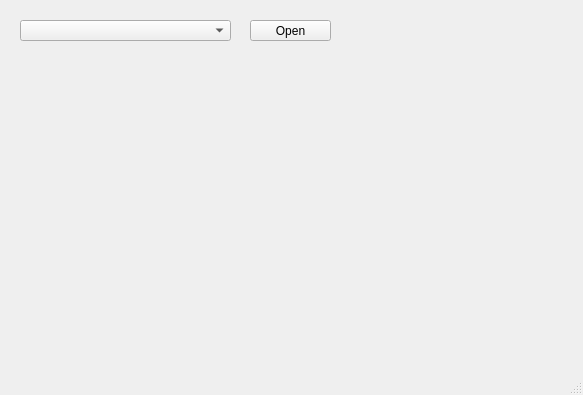
The window that Src/mainwindow.ui (DaLinYYY/MyQtWork) describes before a commit, drawn with Qt 5.
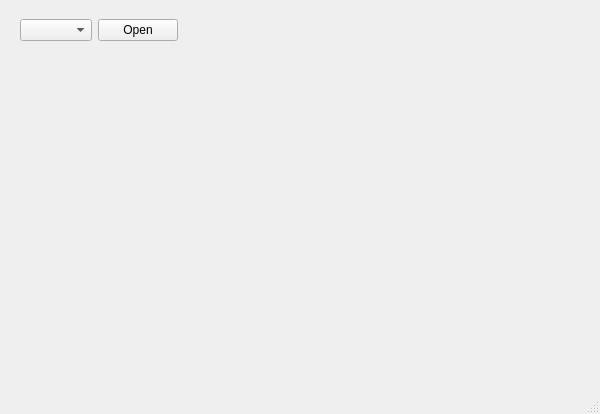
The same window after the commit.

Diff of the .ui file:
```diff
--- a/Src/mainwindow.ui
+++ b/Src/mainwindow.ui
@@ -6,36 +6,65 @@
    <rect>
     <x>0</x>
     <y>0</y>
-    <width>583</width>
-    <height>395</height>
+    <width>600</width>
+    <height>414</height>
    </rect>
   </property>
   <property name="windowTitle">
-   <string>MainWindow</string>
+   <string>WinShow</string>
+  </property>
+  <property name="autoFillBackground">
+   <bool>true</bool>
   </property>
   <widget class="QWidget" name="centralwidget">
-   <widget class="QPushButton" name="btnOpen">
+   <widget class="QWidget" name="verticalLayoutWidget">
     <property name="geometry">
      <rect>
-      <x>250</x>
-      <y>20</y>
-      <width>81</width>
-      <height>21</height>
+      <x>10</x>
+      <y>70</y>
+      <width>571</width>
+      <height>291</height>
      </rect>
     </property>
-    <property name="text">
-     <string>Open</string>
-    </property>
+    <layout class="QVBoxLayout" name="verticalLayout"/>
    </widget>
-   <widget class="QComboBox" name="comPort">
+   <widget class="QWidget" name="horizontalLayoutWidget">
     <property name="geometry">
      <rect>
       <x>20</x>
-      <y>20</y>
-      <width>211</width>
-      <height>21</height>
+      <y>10</y>
+      <width>551</width>
+      <height>41</height>
      </rect>
     </property>
+    <layout class="QHBoxLayout" name="horizontalLayout">
+     <item>
+      <widget class="QComboBox" name="comPort"/>
+     </item>
+     <item>
+      <widget class="QPushButton" name="btnOpen">
+       <property name="text">
+        <string>Open</string>
+       </property>
+      </widget>
+     </item>
+     <item>
+      <spacer name="horizontalSpacer">
+       <property name="orientation">
+        <enum>Qt::Horizontal</enum>
+       </property>
+       <property name="sizeType">
+        <enum>QSizePolicy::MinimumExpanding</enum>
+       </property>
+       <property name="sizeHint" stdset="0">
+        <size>
+         <width>80</width>
+         <height>20</height>
+        </size>
+       </property>
+      </spacer>
+     </item>
+    </layout>
    </widget>
   </widget>
   <widget class="QMenuBar" name="menubar">
```
Left out of the diff: 2 changed lines with no effect on the pictures.
